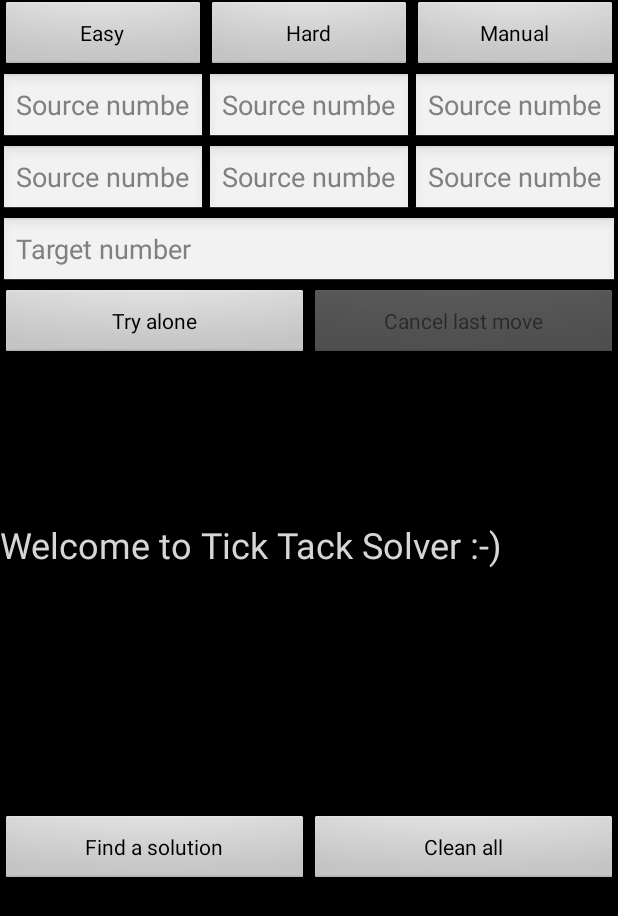
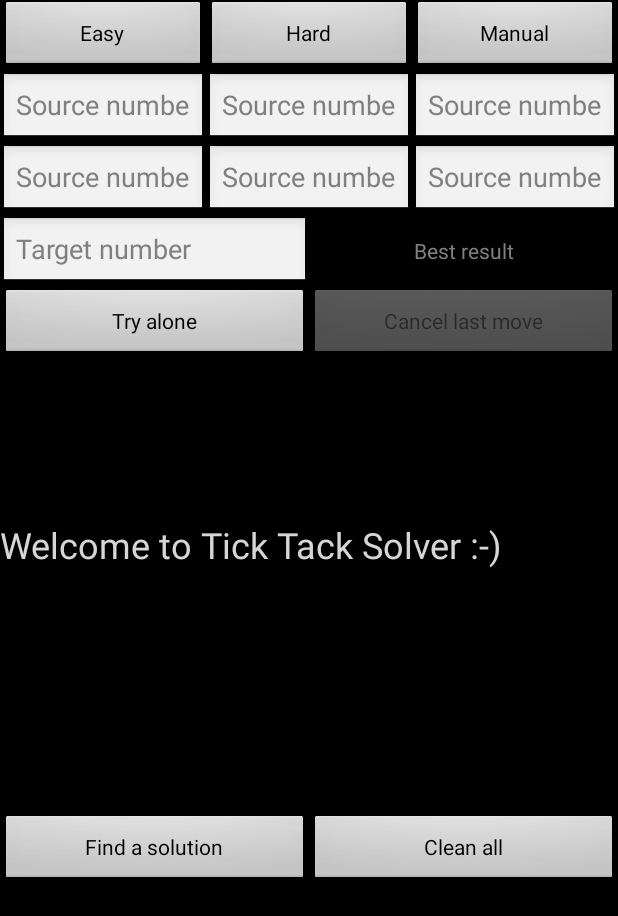
Before and after one commit to shirbenisrael/TickTakSolver, an Android app: the screen it shows after launch (MainActivity), on a phone screen of 412 x 824 dp. Shown: the top 916 px of the screen. Run offline under Robolectric (Android 15) with nearby library versions, the phone set to English and light mode, and no system bars.

Commit message:
Add TextView for Best Result

```diff
--- a/app/src/main/java/com/shirbi/ticktaksolver/MainActivity.java
+++ b/app/src/main/java/com/shirbi/ticktaksolver/MainActivity.java
@@ -52,6 +52,8 @@ public class MainActivity extends Activity {
 		((Button)findViewById( R.id.manualButton )).setWidth(width/3);
 		((Button)findViewById( R.id.cleanButton )).setWidth(width/2);
 		((Button)findViewById( R.id.calculateButtonOneThread )).setWidth(width/2);
+		((EditText)findViewById( R.id.target )).setWidth(width/2);
+		((TextView)findViewById( R.id.bestResult )).setWidth(width/2);
 
 		for ( int i = 0 ;i < tryAloneOperandsButtons.length ; i ++)
 		{
--- a/app/src/main/res/layout/activity_main.xml
+++ b/app/src/main/res/layout/activity_main.xml
@@ -144,15 +144,31 @@
         </LinearLayout>
     </FrameLayout>
 
-    <EditText
-        android:id="@+id/target"
+    <LinearLayout
+        android:id="@+id/targetLayout"
         android:layout_width="match_parent"
         android:layout_height="wrap_content"
-        android:ems="12"
-        android:hint="@string/TargetNumber"
-        android:inputType="number"
-        android:textColor="@color/lime">
-    </EditText>
+        android:orientation="horizontal" >
+
+        <EditText
+            android:id="@+id/target"
+            android:layout_width="wrap_content"
+            android:layout_height="wrap_content"
+            android:ems="12"
+            android:hint="@string/TargetNumber"
+            android:inputType="number"
+            android:textColor="@color/lime"/>
+
+        <TextView
+            android:id="@+id/bestResult"
+            android:layout_width="wrap_content"
+            android:layout_height="wrap_content"
+            android:ems="12"
+            android:gravity="center"
+            android:hint="@string/BestResult"
+            android:textColor="@color/lime"/>
+
+    </LinearLayout>
 
     <LinearLayout
         android:id="@+id/startPlayLayout"
--- a/app/src/main/res/values/strings.xml
+++ b/app/src/main/res/values/strings.xml
@@ -12,6 +12,7 @@
     <string name="CancelLastMove">Cancel last move</string>
     <string name="TargetNumber">Target number</string>
     <string name="SourceNumber">Source number</string>
+    <string name="BestResult">Best result</string>
     <string name="Clean">Clean all</string>
     <string name="Easy">Easy</string>
     <string name="Hard">Hard</string>
```
Also changed, not shown: 2 other files.
